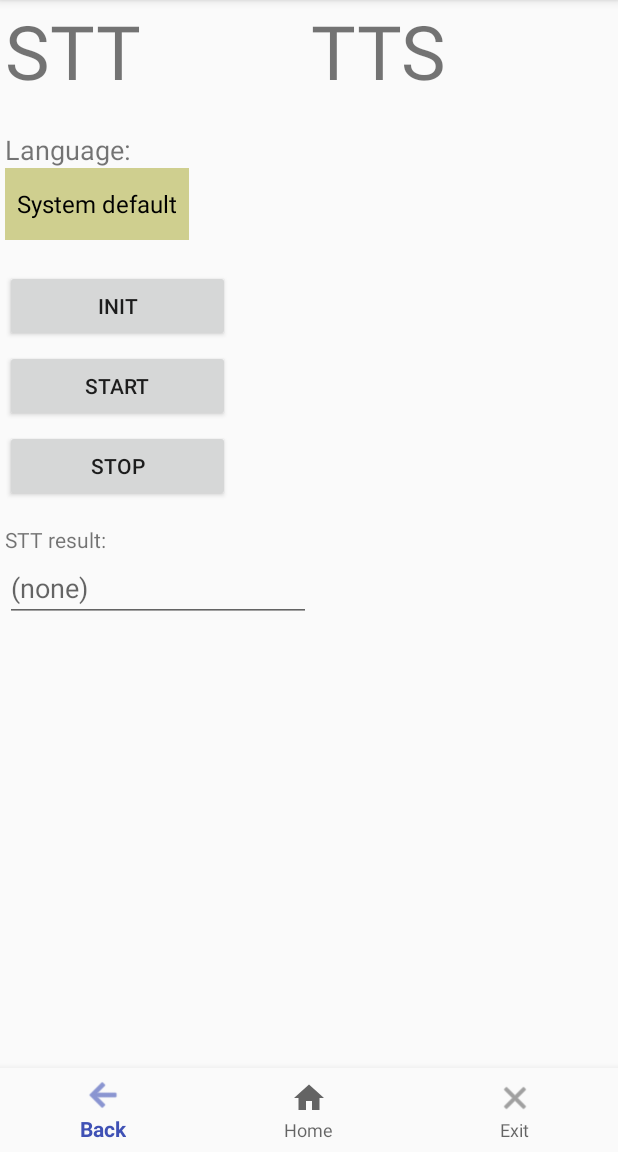
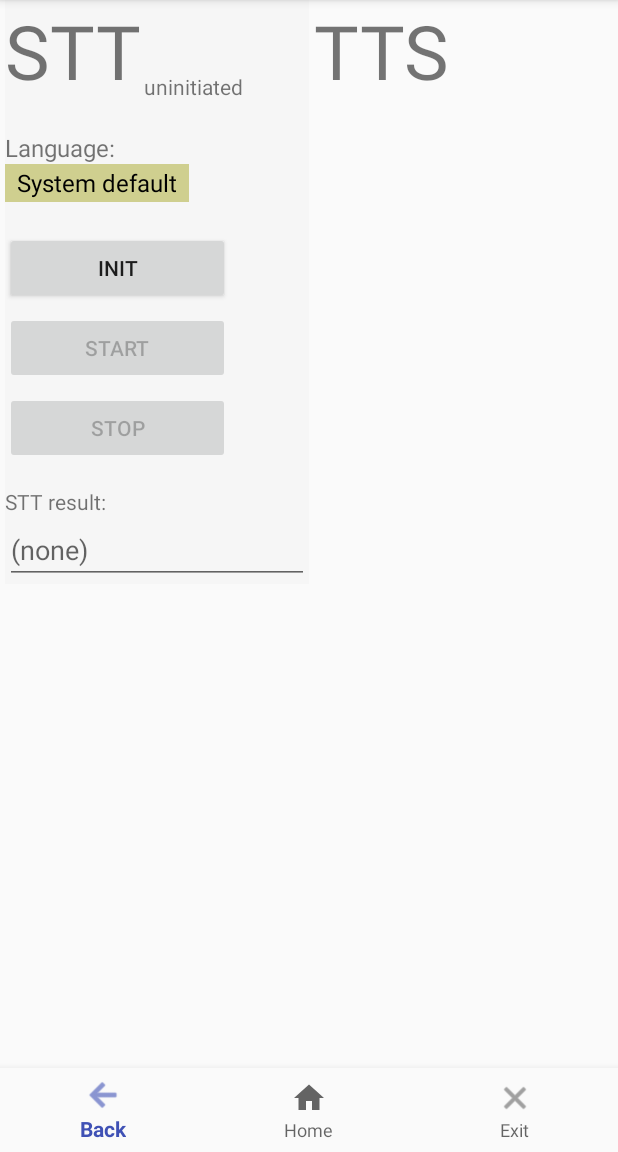
Before and after one commit to Chester13/testSTTTTS, an Android app: the screen it shows after launch (MainActivity), on a phone screen of 412 x 824 dp, the part 84-1236 px from its top. Run offline under Robolectric (Android 15) with nearby library versions, the phone set to English and light mode, and no system bars.

Commit message:
1. Add permission for STT (for using microphone) 2. Implement STT 3. Add STT status on UI 4. Adjust some UI size or color 5. Assign STT language strings in java code for    given example what data should use

```diff
--- a/app/src/main/AndroidManifest.xml
+++ b/app/src/main/AndroidManifest.xml
@@ -1,6 +1,8 @@
 <?xml version="1.0" encoding="utf-8"?>
 <manifest xmlns:android="http://schemas.android.com/apk/res/android"
     package="chess.teststttts">
+
+    <uses-permission android:name="android.permission.RECORD_AUDIO" />
 
     <application
         android:allowBackup="true"
--- a/app/src/main/java/chess/teststttts/MainActivity.java
+++ b/app/src/main/java/chess/teststttts/MainActivity.java
@@ -2,6 +2,9 @@ package chess.teststttts;
 
 import android.content.Intent;
 import android.os.Bundle;
+import android.speech.RecognitionListener;
+import android.speech.RecognizerIntent;
+import android.speech.SpeechRecognizer;
 import android.support.annotation.NonNull;
 import android.support.design.widget.BottomNavigationView;
 import android.support.v7.app.AppCompatActivity;
@@ -10,14 +13,26 @@ import android.view.MenuItem;
 import android.view.View;
 import android.widget.AdapterView;
 import android.widget.ArrayAdapter;
+import android.widget.EditText;
 import android.widget.Spinner;
+import android.widget.TextView;
+
+import java.util.ArrayList;
+import java.util.Locale;
 
 
 public class MainActivity extends AppCompatActivity {
     private final String TAG = "testSTTTTS";
     private boolean DBG = true;
 
-    private Spinner mSpinnerSTTlang;
+    private TextView mSTT_status;
+    private String mSTT_lang = null;
+    private EditText mSTT_result;
+    private STT_Listener mSTT_listener = new STT_Listener();
+
+    // STT service
+    private SpeechRecognizer mSR = null;
+
 
     private BottomNavigationView.OnNavigationItemSelectedListener mOnNavigationItemSelectedListener
             = new BottomNavigationView.OnNavigationItemSelectedListener() {
@@ -55,19 +70,45 @@ public class MainActivity extends AppCompatActivity {
         initViews();
     }
 
+    @Override
+    protected void onDestroy() {
+        super.onDestroy();
+
+        // Make sure to release STT.
+        if (null != mSR) {
+            mSR.destroy();
+            mSR = null;
+        }
+    }
+
     // To setup views
     private void initViews() {
         // The Navigation Buttons
         BottomNavigationView navigation = findViewById(R.id.navigation);
         navigation.setOnNavigationItemSelectedListener(mOnNavigationItemSelectedListener);
 
+        // STT status sequence:
+        //   uninitiated -> initialed -> listening
+        //   -> stopped -> listening -> stopped -> listening -> stopped -> ...
+        mSTT_status = findViewById(R.id.stt_status);
+        mSTT_status.setText(R.string.uninitiated);
+
         // STT language spinner
-        mSpinnerSTTlang = findViewById(R.id.spinner_stt);
-        ArrayAdapter<CharSequence> sttLangList = ArrayAdapter.createFromResource(MainActivity.this,
-                R.array.stt_language,
-                android.R.layout.simple_spinner_dropdown_item);
-        mSpinnerSTTlang.setAdapter(sttLangList);
-        mSpinnerSTTlang.setOnItemSelectedListener(mSpinnerSTTlang_Listener);
+        Spinner spinnerSTTlang = findViewById(R.id.spinner_stt);
+        String[] stt_langs = {
+                getString(R.string.system_default),
+                Locale.TAIWAN.toString(),
+                Locale.US.toString(),
+                Locale.JAPAN.toString(),
+                Locale.GERMANY.toString()
+        };
+        ArrayAdapter<String> sttLangList = new ArrayAdapter<>(this,
+                android.R.layout.simple_spinner_dropdown_item, stt_langs);
+        spinnerSTTlang.setAdapter(sttLangList);
+        spinnerSTTlang.setOnItemSelectedListener(mSpinnerSTTlang_Listener);
+
+        // Will update STT result on this EditText view
+        mSTT_result = findViewById(R.id.stt_result);
     }
 
     // All buttons onClick listener
@@ -75,30 +116,113 @@ public class MainActivity extends AppCompatActivity {
         switch (v.getId()) {
             case R.id.button_stt_init:
                 if (DBG) Log.d(TAG, "onClick, stt init");
+                if (null == mSR) {
+                    mSR = SpeechRecognizer.createSpeechRecognizer(this);
+                    mSTT_status.setText(R.string.initialed);
+
+                    // We disable init button because only need one initialization,
+                    // and then enable Start & Stop buttons.
+                    v.setEnabled(false);
+                    findViewById(R.id.button_stt_start).setEnabled(true);
+                    findViewById(R.id.button_stt_stop).setEnabled(true);
+                }
                 break;
 
             case R.id.button_stt_start:
-                if (DBG) Log.d(TAG, "onClick, stt start");
+                if (DBG) Log.d(TAG, "onClick, stt start, mSTT_lang="+mSTT_lang);
+                if (null != mSR) {
+                    Intent intent = new Intent(RecognizerIntent.ACTION_RECOGNIZE_SPEECH);
+                    // Change STT language if user selected.
+                    if (null != mSTT_lang) {
+                        intent.putExtra(RecognizerIntent.EXTRA_LANGUAGE, mSTT_lang);
+                    }
+                    mSR.setRecognitionListener(mSTT_listener);
+                    mSR.startListening(intent);
+                    mSTT_status.setText(R.string.listening);
+                }
                 break;
 
             case R.id.button_stt_stop:
                 if (DBG) Log.d(TAG, "onClick, stt stop");
+                if (null != mSR) {
+                    mSR.destroy();
+                    mSTT_status.setText(R.string.stopped);
+                }
                 break;
 
             default:
                 break;
         }
-        Log.d(TAG, "onClick, mSpinnerSTTlang.getPrompt()="+mSpinnerSTTlang.getAutofillValue());
     }
 
     AdapterView.OnItemSelectedListener mSpinnerSTTlang_Listener = new AdapterView.OnItemSelectedListener() {
         public void onItemSelected(AdapterView<?> parent,
                                    View view, int pos, long id) {
-            if (DBG) Log.d(TAG, "onSpinnerSTTlang selected: "+parent.getItemAtPosition(pos).toString());
+            final String selected_str = parent.getItemAtPosition(pos).toString();
+            if (DBG) Log.d(TAG, "onSpinnerSTTlang selected: " + selected_str);
+
+            // Update mSTT_lang.
+            if (getString(R.string.system_default).equals(selected_str)) {
+                mSTT_lang = null;
+            } else {
+                mSTT_lang = selected_str;
+            }
         }
 
         public void onNothingSelected(AdapterView parent) {
             // Do nothing.
         }
     };
+
+
+    class STT_Listener implements RecognitionListener
+    {
+        public void onReadyForSpeech(Bundle params) {
+            if (DBG) Log.d(TAG, "onReadyForSpeech");
+        }
+
+        public void onBeginningOfSpeech() {
+            if (DBG) Log.d(TAG, "onBeginningOfSpeech");
+        }
+
+        public void onRmsChanged(float rmsdB) {
+            if (DBG) Log.d(TAG, "onRmsChanged");
+        }
+
+        public void onBufferReceived(byte[] buffer) {
+            if (DBG) Log.d(TAG, "onBufferReceived");
+        }
+
+        public void onEndOfSpeech() {
+            if (DBG) Log.d(TAG, "onEndofSpeech");
+            mSTT_status.setText(R.string.stopped);
+        }
+
+        public void onError(int error) {
+            Log.e(TAG, "onError: " + error);
+            mSTT_result.setText(error);
+        }
+
+        public void onResults(Bundle results)
+        {
+            try {
+                // Get STT result and update it to UI.
+                ArrayList data = results.getStringArrayList(SpeechRecognizer.RESULTS_RECOGNITION);
+                if (null != data) {
+                    String str = data.get(0).toString();
+                    mSTT_result.setText(str);
+                }
+            } catch (Exception e) {
+                Log.e(TAG, "got exception, e="+e);
+            }
+        }
+
+        public void onPartialResults(Bundle partialResults) {
+            Log.d(TAG, "onPartialResults");
+        }
+
+        public void onEvent(int eventType, Bundle params) {
+            Log.d(TAG, "onEvent " + eventType);
+        }
+    }
 }
--- a/app/src/main/res/layout/activity_main.xml
+++ b/app/src/main/res/layout/activity_main.xml
@@ -17,26 +17,40 @@
             android:layout_width="0dp"
             android:layout_height="wrap_content"
             android:orientation="vertical"
+            android:background="#F6F6F6"
             android:layout_marginLeft="3dp"
             android:layout_weight="0.5">
 
-            <TextView
-                android:layout_width="match_parent"
-                android:layout_height="match_parent"
-                android:textSize="50sp"
-                android:text="STT"/>
+            <LinearLayout
+                android:layout_width="wrap_content"
+                android:layout_height="wrap_content"
+                android:orientation="horizontal">
+                <TextView
+                    android:layout_width="match_parent"
+                    android:layout_height="match_parent"
+                    android:textSize="50sp"
+                    android:text="@string/stt"/>
+                <TextView
+                    android:id="@+id/stt_status"
+                    android:layout_width="match_parent"
+                    android:layout_height="match_parent"
+                    android:layout_marginStart="2dp"
+                    android:gravity="bottom"
+                    android:textSize="14sp"
+                    android:text="@string/uninitiated"/>
+            </LinearLayout>
 
             <TextView
                 android:layout_width="match_parent"
                 android:layout_height="match_parent"
                 android:layout_marginTop="20dp"
-                android:textSize="18sp"
-                android:text="Language:"/>
+                android:textSize="16sp"
+                android:text="@string/language_colon"/>
 
             <Spinner
                 android:id="@+id/spinner_stt"
                 android:layout_width="wrap_content"
-                android:layout_height="wrap_content"
+                android:layout_height="25dp"
                 android:background="#CFCF8F"/>
 
             <Button
@@ -44,37 +58,41 @@
                 android:layout_width="150dp"
                 android:layout_height="match_parent"
                 android:layout_marginTop="20dp"
+                android:enabled="true"
                 android:onClick="onButtonClick"
-                android:text="Init"/>
+                android:text="@string/init"/>
 
             <Button
                 android:id="@+id/button_stt_start"
                 android:layout_width="150dp"
                 android:layout_height="match_parent"
                 android:layout_marginTop="5dp"
+                android:enabled="false"
                 android:onClick="onButtonClick"
-                android:text="Start"/>
+                android:text="@string/start"/>
 
             <Button
                 android:id="@+id/button_stt_stop"
                 android:layout_width="150dp"
                 android:layout_height="match_parent"
                 android:layout_marginTop="5dp"
+                android:enabled="false"
                 android:onClick="onButtonClick"
-                android:text="Stop"/>
+                android:text="@string/stop"/>
 
             <TextView
                 android:layout_width="match_parent"
                 android:layout_height="match_parent"
                 android:layout_marginTop="15dp"
-                android:text="STT result:"/>
+                android:text="@string/stt_result_colon"/>
 
             <EditText
+                android:id="@+id/stt_result"
                 android:layout_width="match_parent"
                 android:layout_height="match_parent"
                 android:minWidth="60dp"
                 android:inputType="text"
-                android:hint="(none)"
+                android:hint="@string/hint_none"
                 android:clickable="false"
                 android:focusable="false"/>
         </LinearLayout>
@@ -85,12 +103,14 @@
             android:layout_width="0dp"
             android:layout_height="wrap_content"
             android:orientation="vertical"
+            android:background="#FAFAFA"
+            android:layout_marginLeft="3dp"
             android:layout_weight="0.5">
             <TextView
                 android:layout_width="match_parent"
                 android:layout_height="match_parent"
                 android:textSize="50sp"
-                android:text="TTS"/>
+                android:text="@string/tts"/>
         </LinearLayout>
         <!-- TTS views End -->
 
--- a/app/src/main/res/values/strings.xml
+++ b/app/src/main/res/values/strings.xml
@@ -1,15 +1,25 @@
 <resources>
     <string name="app_name">test STT/TTS</string>
+    <string name="stt">STT</string>
+    <string name="tts">TTS</string>
+
+    <string name="uninitiated">uninitiated</string>
+    <string name="initialed">initialed</string>
+    <string name="listening">listening</string>
+    <string name="stopped">stopped</string>
+
+    <string name="language_colon">Language:</string>
+    <string name="system_default">System default</string>
+
+    <string name="hint_none">(none)</string>
+    <string name="stt_result_colon">STT result:</string>
+
+    <string name="init">Init</string>
+    <string name="start">Start</string>
+    <string name="stop">Stop</string>
+
+
     <string name="title_back">Back</string>
     <string name="title_home">Home</string>
     <string name="title_exit">Exit</string>
-
-    <string-array name="stt_language">
-        <item>System default</item>
-        <item>zh_TW</item>
-        <item>en_US</item>
-        <item>ja_JP</item>
-        <item>de_DE</item>
-    </string-array>
-
 </resources>
```
